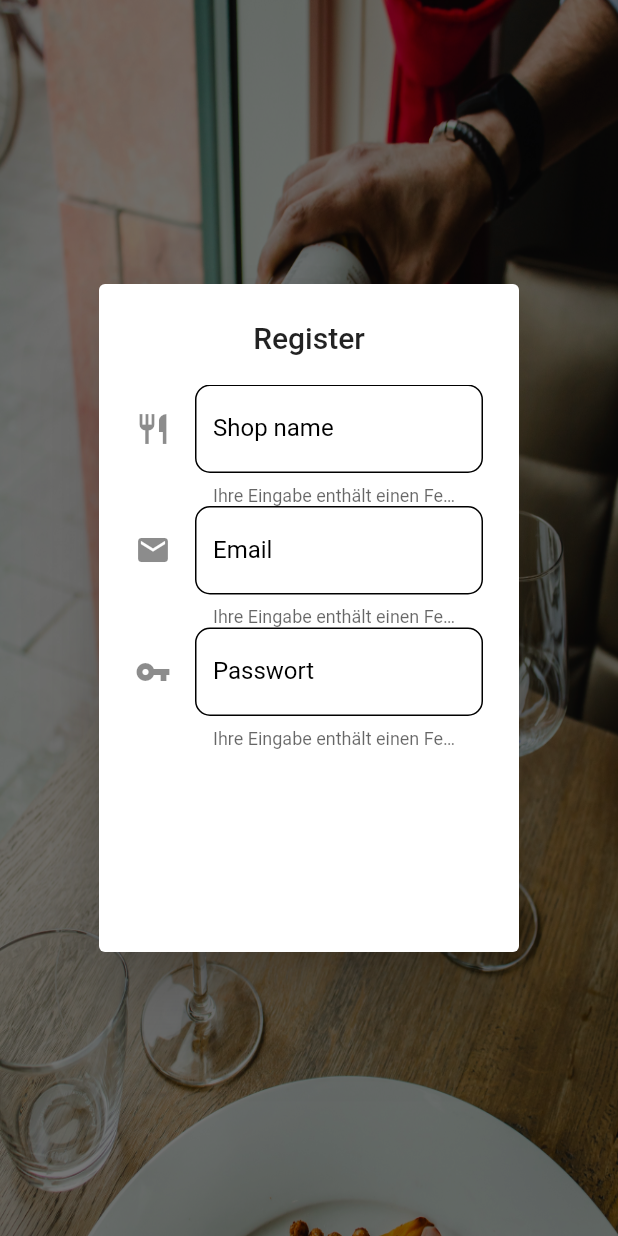
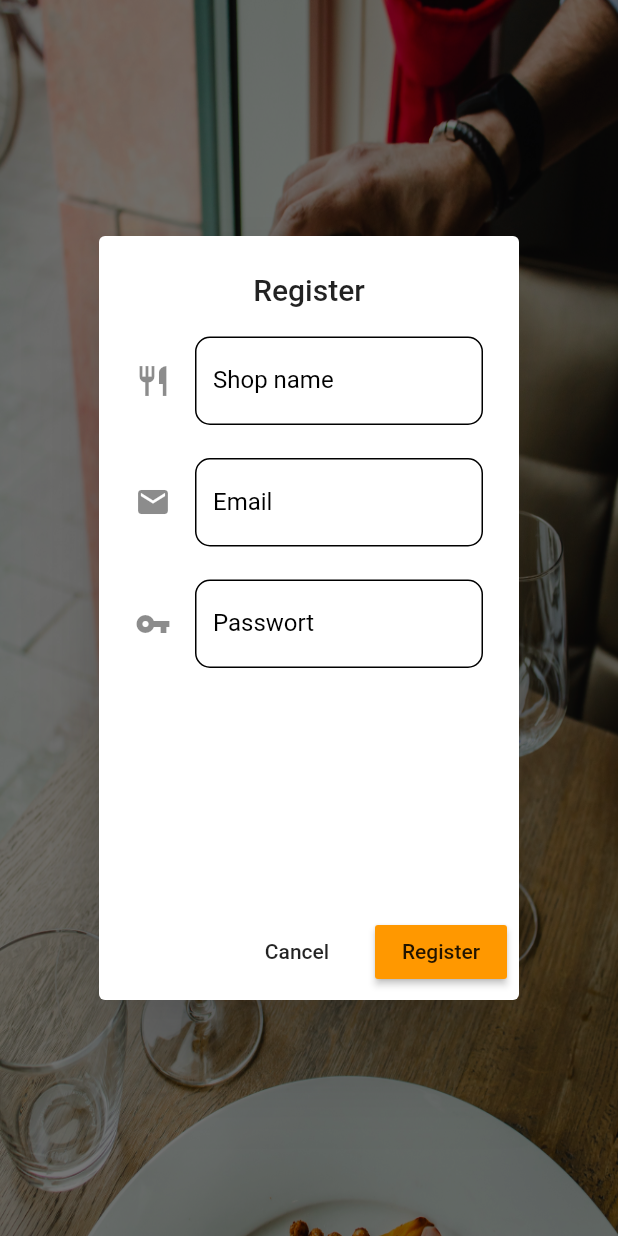
Before and after one commit to Flajt/castro, a Flutter app: the screen it shows after launch, after a tap on "Resturant", on a phone screen of 412 x 824 dp. Run offline on Flutter 3.47's test engine with Material 2 defaults, Android fonts, the phone set to English and light mode, and no system bars; our stand-ins replace firebase_auth, firebase_database, firebase_storage, font_awesome_flutter, shared_preferences; missing offline and left inert: firebase_auth_ui; accounts and stored records are empty.

Commit message:
custom Shop registration & add phone num option

```diff
--- a/lib/Logic/validator/basicvalidation.dart
+++ b/lib/Logic/validator/basicvalidation.dart
@@ -1,14 +1,14 @@
 ///Stores basic TextInput validation options
 class ValidationOptions {
   ///Checks if the input is not empty
-  static isNotEmpty(String value) {
+  static String isNotEmpty(String value) {
     if (value.isEmpty) {
       return "This field must not be empty!";
     } else {
       return null;
     }
   }
-  static passwortValidator(String password){
+  static String passwortValidator(String password){
     if(password.isEmpty || password.length <6){
       return "6 characters incl. special characters are required!";
     }
--- a/lib/Pages/accountsettings.dart
+++ b/lib/Pages/accountsettings.dart
@@ -153,6 +153,7 @@ class _EditAccoutPageState extends State<EditAccoutPage> {
                     showDialog(
                         context: context,
                         child: AccountDialog(
+                            prefix: Text("+"),
                             title: "Edit phone number",
                             controller: phoneController,
                             validator: ValidationOptions.isNotEmpty,
@@ -161,7 +162,9 @@ class _EditAccoutPageState extends State<EditAccoutPage> {
                             autovalidate: autovalidate,
                             context: context,
                             onSubmitted: (){
-
+                              if(phoneController.text.isNotEmpty){
+                              UserAccount.updatePhoneNumber(data["user"], phoneController.text);
+                              }
                             }));
                   },
                 ),
--- a/lib/Pages/loginpage.dart
+++ b/lib/Pages/loginpage.dart
@@ -1,4 +1,5 @@
 import 'dart:ui';
+import 'package:castro/Logic/shopAccountLogic.dart';
 import 'package:castro/Logic/useraccountlogic.dart';
 import 'package:castro/Logic/validator/basicvalidation.dart';
 import 'package:castro/uiblocks/BasicPage.dart';
@@ -19,15 +20,17 @@ class _LoginPageState extends State<LoginPage> {
   TextEditingController _emailcontroller;
   TextEditingController _nameController;
   TextEditingController _passwordcontroller;
-  bool autovalidate = false;
+  bool autovalidate;
+  final userFormKey = GlobalKey<FormState>();
+  final shopFormKey = GlobalKey<FormState>();
   @override
   void initState() {
     super.initState();
     //auth.FirebaseAuthUi.instance().launchAuth([AuthProvider.email()]);
-    _emailcontroller =
-        TextEditingController(); //initializing here prevents reinintialization due to statechanges
+    _emailcontroller = TextEditingController(); //initializing here prevents reinintialization due to statechanges
     _passwordcontroller = TextEditingController();
     _nameController = TextEditingController();
+    autovalidate = false;
   }
 
   @override
@@ -81,21 +84,18 @@ class _LoginPageState extends State<LoginPage> {
                                 child: Center(
                                   child: SingleChildScrollView(
                                     child: RegisterDialog(
+                                      formKey: userFormKey,
                                       onCancel: () {
                                         Navigator.of(context).pop();
                                       },
-                                      height: MediaQuery.of(context).size.height,
+                                      height:
+                                          MediaQuery.of(context).size.height,
                                       nameController: _nameController,
                                       passwordController: _passwordcontroller,
                                       emailController: _emailcontroller,
-                                      autovalidate: autovalidate,
+                                      //autovalidate: autovalidate,
                                       onRegister: () {
-                                        if (_emailcontroller.text.isNotEmpty &&
-                                            _nameController.text.isNotEmpty) {
-                                          if (_passwordcontroller
-                                                  .text.isNotEmpty &&
-                                              _passwordcontroller.text.length >=
-                                                  6) {
+                                        if (userFormKey.currentState.validate()) { //validates Form fields
                                             //Simple try catch to prevent errors, by letting the user edit his input
                                             UserAccount.signIn(
                                                 "user",
@@ -104,23 +104,6 @@ class _LoginPageState extends State<LoginPage> {
                                                 _passwordcontroller.text);
                                             Navigator.of(context)
                                                 .pushNamed("/user");
-                                          } else {
-                                            setState(() {
-                                              autovalidate = true;
-                                              _passwordcontroller
-                                                  .clear(); //So the user has to add the data againe to prevent mistakes
-                                              _emailcontroller.clear();
-                                              _nameController.clear();
-                                            });
-                                          }
-                                        } else {
-                                          setState(() {
-                                            autovalidate = true;
-                                            _passwordcontroller
-                                                .clear(); //So the user has to add the data againe to prevent mistakes
-                                            _emailcontroller.clear();
-                                            _nameController.clear();
-                                          });
                                         }
                                       },
                                     ),
@@ -141,12 +124,21 @@ class _LoginPageState extends State<LoginPage> {
                                 child: Center(
                                   child: SingleChildScrollView(
                                     child: ShopRegisterDialog(
-                                        PageController(),
-                                        TextEditingController(),
-                                        TextEditingController(),
-                                        TextEditingController(),
-                                        false,
-                                        MediaQuery.of(context).size.height),
+                                      nameController: _nameController,
+                                      emailController: _emailcontroller,
+                                      passwordController: _passwordcontroller,
+                                      formKey: shopFormKey,
+                                      height:
+                                          MediaQuery.of(context).size.height,
+                                      onCancled: () {
+                                        Navigator.of(context).pop();
+                                      },
+                                      onPressed: () {
+                                        if(shopFormKey.currentState.validate()){
+                                          ShopAccoutLogic.signIn("shop", _nameController.text, _emailcontroller.text, _passwordcontroller.text);
+                                        }
+                                      },
+                                    ),
                                   ),
                                 ));
                           },
--- a/lib/uiblocks/BasicText.dart
+++ b/lib/uiblocks/BasicText.dart
@@ -1,31 +1,52 @@
+import 'package:castro/Logic/validator/basicvalidation.dart';
 import 'package:flutter/material.dart';
 
+///Class responsible for the look of the text InputFields, with basic configuration
 class BasicTextInput extends StatelessWidget {
   final bool obscure;
   final TextEditingController controller;
   final dynamic icon;
   final String labeltext;
-  final validator;
+  final dynamic validator;
   final bool autovalidate;
-  ///Message displayed on input error
   final String helptext;
-  const BasicTextInput({Key key,this.obscure, @required this.controller, @required this.labeltext,this.icon,this.validator, this.helptext,this.autovalidate}) : super(key: key);
+  final Widget phonePrefix;
+  const BasicTextInput(
+      {Key key,
+      this.obscure,
+      @required this.controller,
+      @required this.labeltext,
+      this.icon,
+      this.validator,
+      this.helptext,
+      this.autovalidate,
+      this.phonePrefix})
+      : super(key: key);
 
   @override
   Widget build(BuildContext context) {
     return Container(
         child: TextFormField(
       autovalidate: autovalidate ?? false,
-        validator: (value) => validator,
+      validator: (value) => validator(value),
       obscureText: obscure ?? false,
       controller: controller,
       cursorColor: Colors.black,
       decoration: InputDecoration(
-          focusedBorder: OutlineInputBorder(borderSide: BorderSide(color: Colors.orange),borderRadius: BorderRadius.circular(13)),
-          enabledBorder: OutlineInputBorder(borderSide:BorderSide(color: Colors.black),borderRadius: BorderRadius.circular(10)),
-          errorBorder: OutlineInputBorder(borderSide:BorderSide(color: Colors.red),borderRadius: BorderRadius.circular(10)),
-          focusedErrorBorder: OutlineInputBorder(borderSide:BorderSide(color: Colors.red),borderRadius: BorderRadius.circular(13)),
-          helperText: helptext ?? "Ihre Eingabe enthält einen Fehler!",
+        prefix: phonePrefix,
+        focusedBorder: OutlineInputBorder(
+            borderSide: BorderSide(color: Colors.orange),
+            borderRadius: BorderRadius.circular(13)),
+        enabledBorder: OutlineInputBorder(
+            borderSide: BorderSide(color: Colors.black),
+            borderRadius: BorderRadius.circular(10)),
+        errorBorder: OutlineInputBorder(
+            borderSide: BorderSide(color: Colors.red),
+            borderRadius: BorderRadius.circular(10)),
+        focusedErrorBorder: OutlineInputBorder(
+            borderSide: BorderSide(color: Colors.red),
+            borderRadius: BorderRadius.circular(13)),
+        helperText: helptext ?? "",
         hoverColor: Colors.orange,
         //counterStyle: TextStyle(color: Colors.white),
         //focusColor: Colors.green,
--- a/lib/uiblocks/loginDialog.dart
+++ b/lib/uiblocks/loginDialog.dart
@@ -1,15 +1,19 @@
 import 'package:castro/Logic/validator/basicvalidation.dart';
 import 'package:castro/uiblocks/BasicText.dart';
 import "package:flutter/material.dart";
+
 ///Dialog for user Registration
 class RegisterDialog extends AlertDialog {
   RegisterDialog({
     @required TextEditingController nameController,
     @required TextEditingController passwordController,
     @required TextEditingController emailController,
+
     ///If validation should be true
-    @required bool autovalidate,
     @required double height,
+
+    ///FormKey for validation logic
+    @required formKey,
 
     ///Function which will be run on if the registe button is pressed
     Function onRegister,
@@ -25,31 +29,31 @@ class RegisterDialog extends AlertDialog {
             ),
             content: Container(
               height: height * 0.43,
+              child: Form(
+                key: formKey,
                 child: Column(
                   children: <Widget>[
                     BasicTextInput(
                       validator: ValidationOptions.isNotEmpty,
-                    autovalidate: autovalidate,
                       controller: nameController,
                       labeltext: "Username:",
                       icon: Icon(Icons.person),
                     ),
                     Divider(),
                     BasicTextInput(
-                      autovalidate: autovalidate,
                         controller: emailController,
                         labeltext: "Email",
                         icon: Icon(Icons.email),
                         validator: ValidationOptions.isNotEmpty),
                     Divider(),
                     BasicTextInput(
-                      autovalidate: autovalidate,
                         controller: passwordController,
                         labeltext: "Passwort",
                         validator: ValidationOptions.passwortValidator,
                         icon: Icon(Icons.vpn_key),
                         obscure: true)
                   ],
+                ),
               ),
             ),
             actions: <Widget>[
--- a/lib/uiblocks/shopLoginDialog.dart
+++ b/lib/uiblocks/shopLoginDialog.dart
@@ -5,52 +5,56 @@ import 'package:font_awesome_flutter/font_awesome_flutter.dart';
 
 ///Dialog to register users
 class ShopRegisterDialog extends AlertDialog {
-  ShopRegisterDialog(
-    PageController controller,
-    TextEditingController nameController,
-    TextEditingController emailController,
-    TextEditingController passwordController,
-    bool autovalidate,
-    double height
-  ) : super(
-            title: Center(child: Title(color: Colors.orange, child: Text("Register"))),
+  ShopRegisterDialog({
+    @required TextEditingController nameController,
+    @required TextEditingController emailController,
+    @required TextEditingController passwordController,
+    @required double height,
+    @required Function onPressed,
+    @required Function onCancled,
+    @required formKey,
+  }) : super(
+            actions: [
+              FlatButton(
+                child: Text("Cancel"),
+                onPressed: onCancled,
+              ),
+              RaisedButton(
+                onPressed: onPressed,
+                child: Text("Register"),
+                color: Colors.orange,
+              )
+            ],
+            title: Center(
+                child: Title(color: Colors.orange, child: Text("Register"))),
             content: Container(
               height: height * 0.43,
-              child: PageView(
-                scrollDirection: Axis.horizontal, // In which direction the user can scroll
-                controller: controller,
-                children: <Widget>[
-                  Container(
+              child: Container(
+                child: Form(
+                  key: formKey,
                   child: Column(
                     children: <Widget>[
                       BasicTextInput(
                           controller: nameController,
                           labeltext: "Shop name",
                           icon: Icon(Icons.restaurant),
-                            autovalidate: autovalidate,
                           validator: ValidationOptions.isNotEmpty),
                       BasicTextInput(
                         controller: emailController,
                         labeltext: "Email",
                         icon: Icon(Icons.email),
-                          autovalidate: autovalidate,
                         validator: ValidationOptions.isNotEmpty,
                       ),
                       BasicTextInput(
                         controller: passwordController,
                         labeltext: "Passwort",
                         obscure: true,
-                          autovalidate: autovalidate,
                         validator: ValidationOptions.passwortValidator,
-                          icon:Icon(Icons.vpn_key),
+                        icon: Icon(Icons.vpn_key),
                       ),
                     ],
                   ),
                 ),
-                  Container(
-                    child: Text("test"),
-                  )
-                ],
               ),
             ));
 }
--- a/pubspec.yaml
+++ b/pubspec.yaml
@@ -27,9 +27,8 @@ dependencies:
     sdk: flutter
   provider: ^4.3.1
   font_awesome_flutter: ^8.8.1
-  #qr_flutter: ^3.1.0
-  #barcode_scan: ^3.0.1
-  #qrscan: ^0.2.17 #issue
+  qr_flutter: ^3.1.0 #creats QR-Codes
+  barcode_scan: ^3.0.1 #scans QR-Codes
   path_provider: ^1.6.9
   pdf: ^1.6.1
   firebase_core: ^0.4.5
```
Also changed, not shown: lib/Logic/shopAccountLogic.dart (added, +20 -0 lines), lib/Logic/useraccountlogic.dart (+30 -15 lines), lib/uiblocks/AccountDialogs.dart (+8 -0 lines), pubspec.lock. Lines whose indentation alone changed are shown as unchanged.
